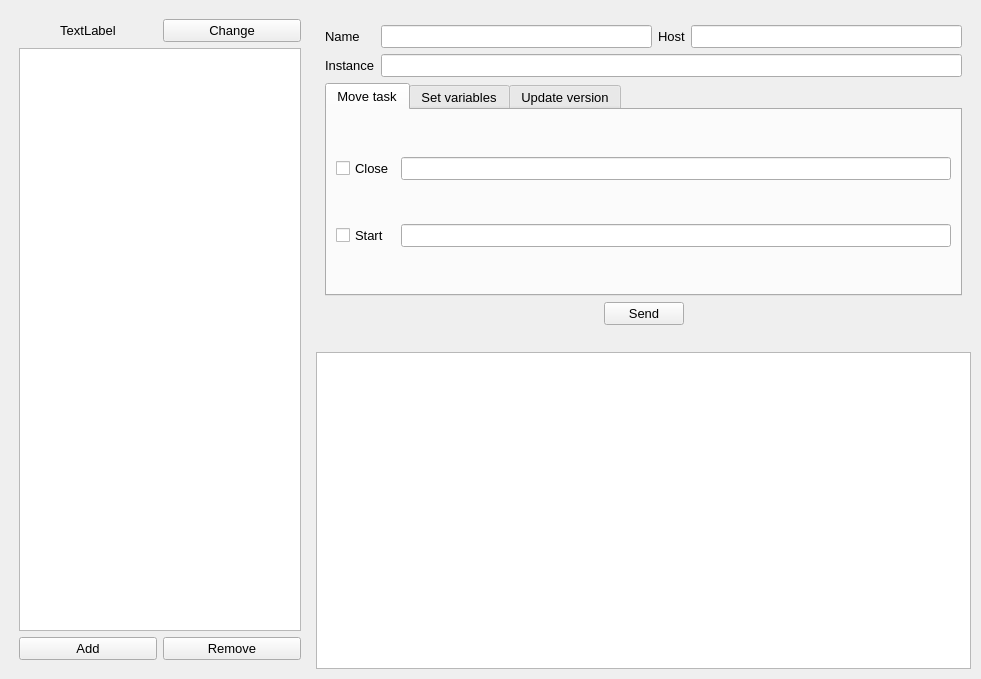
Before: the Qt Designer form ui/main.ui in Serega-SPb/camunda_helper, drawn with Qt 5.
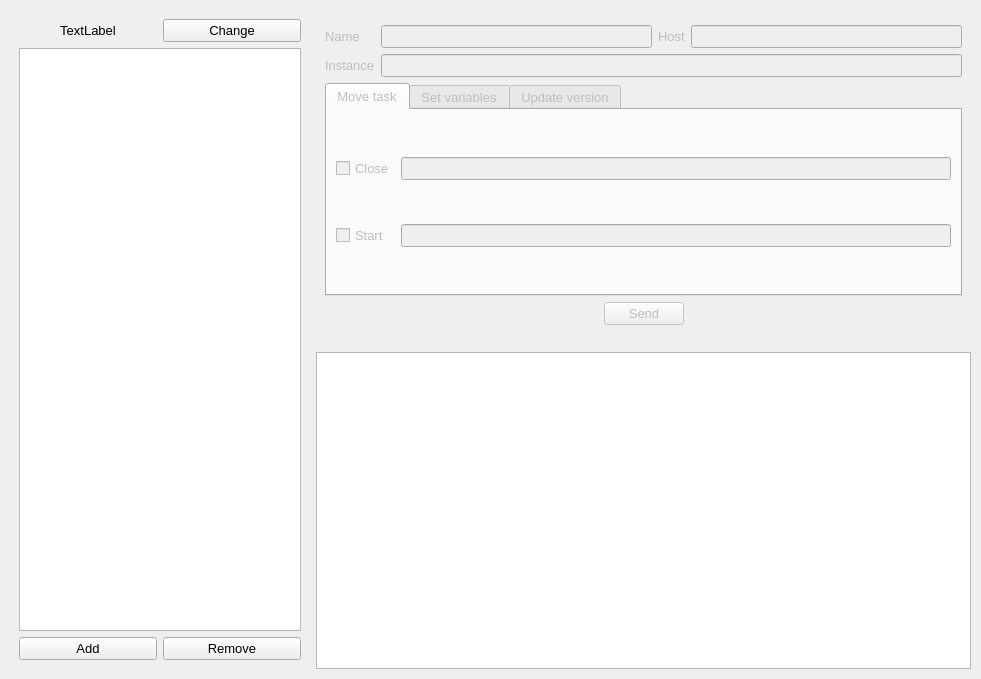
After: the same form once the commit is applied.

```diff
--- a/ui/main.ui
+++ b/ui/main.ui
@@ -104,6 +104,9 @@
     </item>
     <item row="1" column="1" colspan="2">
      <widget class="QWidget" name="configParamsContainer" native="true">
+      <property name="enabled">
+       <bool>false</bool>
+      </property>
       <layout class="QVBoxLayout" name="verticalLayout">
        <property name="sizeConstraint">
         <enum>QLayout::SetDefaultConstraint</enum>
```
